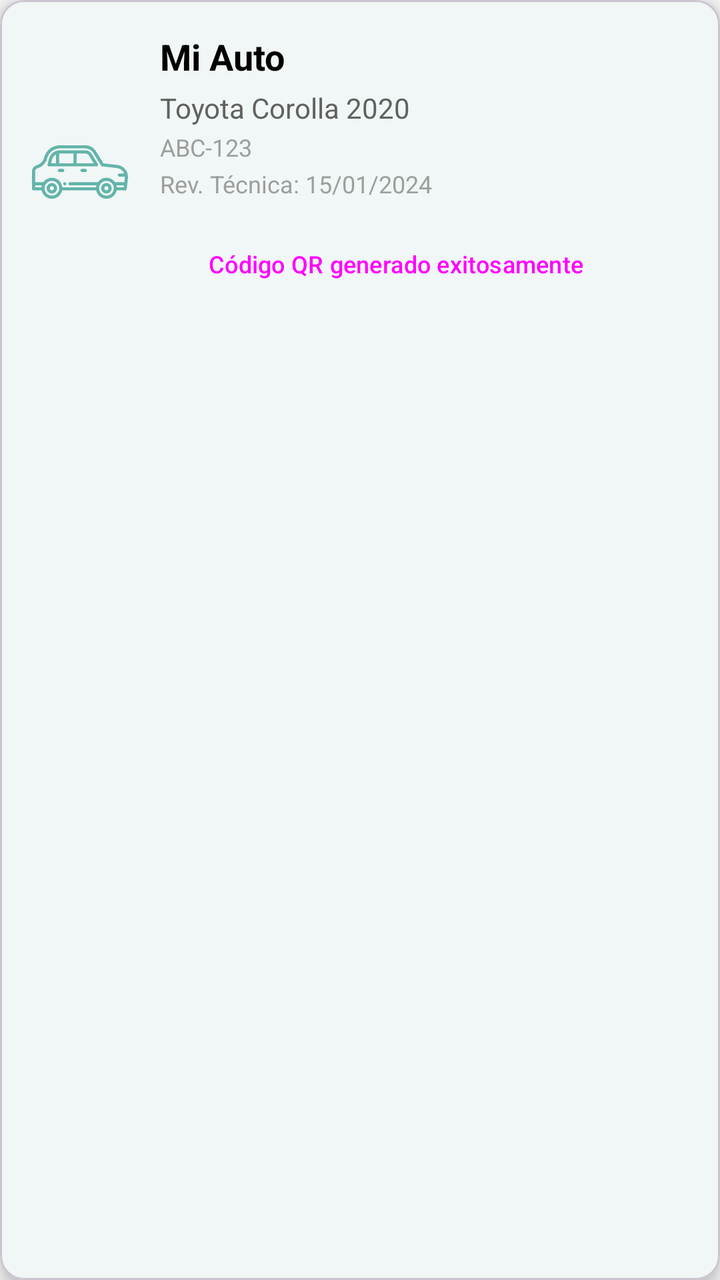
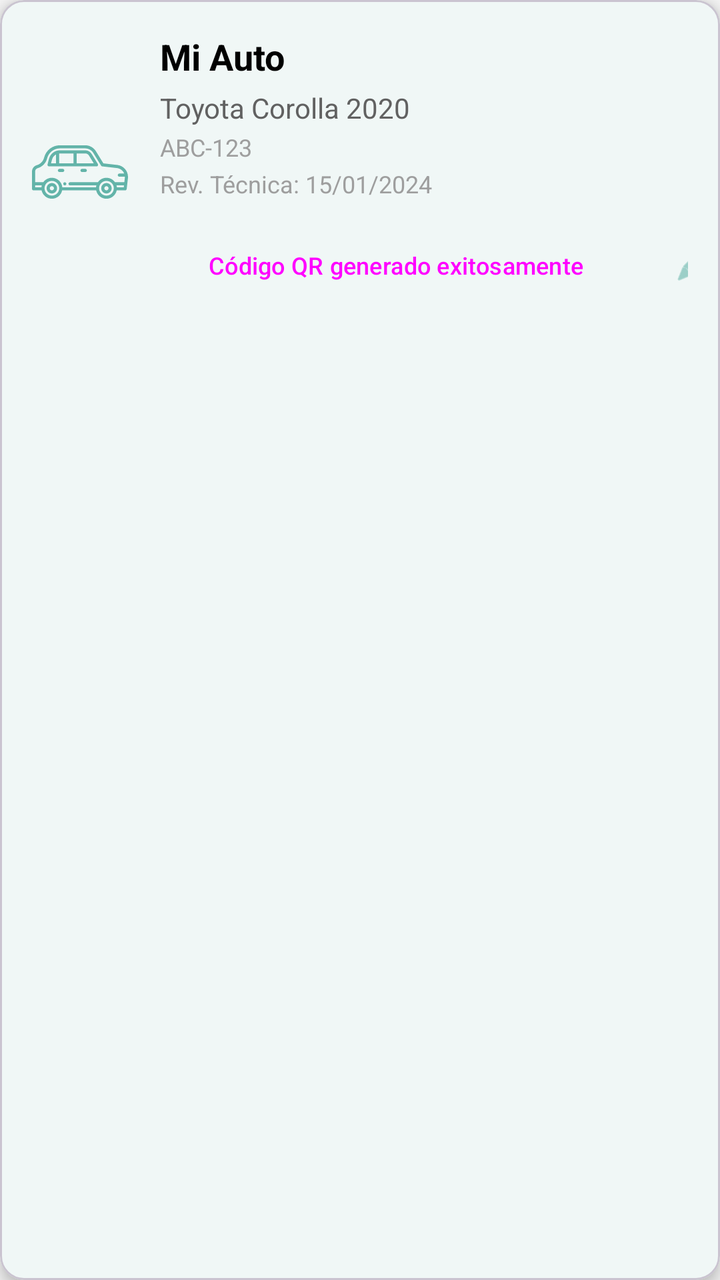

The first picture is an Android layout as it rendered before a commit; the second is the same layout after the commit. The layout source and the unified diff follow.
<!-- AndroidManifest.xml: application theme Theme.LAB6_20210740 -->
<!-- res/layout/item_vehicle.xml -->
<?xml version="1.0" encoding="utf-8"?>
<com.google.android.material.card.MaterialCardView xmlns:android="http://schemas.android.com/apk/res/android"
    xmlns:app="http://schemas.android.com/apk/res-auto"
    android:layout_width="match_parent"
    android:layout_height="wrap_content"
    android:layout_marginBottom="12dp"
    app:cardCornerRadius="12dp"
    app:cardElevation="4dp"
    app:cardBackgroundColor="@color/white">

    <LinearLayout
        android:layout_width="match_parent"
        android:layout_height="wrap_content"
        android:orientation="horizontal"
        android:padding="16dp">

        <ImageView
            android:layout_width="48dp"
            android:layout_height="48dp"
            android:src="@drawable/carro"
            app:tint="@color/primary"
            android:layout_gravity="center_vertical" />

        <LinearLayout
            android:layout_width="0dp"
            android:layout_height="wrap_content"
            android:layout_weight="1"
            android:orientation="vertical"
            android:layout_marginStart="16dp">

            <TextView
                android:id="@+id/tv_vehicle_id"
                android:layout_width="wrap_content"
                android:layout_height="wrap_content"
                android:text="Mi Auto"
                android:textSize="18sp"
                android:textStyle="bold"
                android:textColor="@color/black" />

            <TextView
                android:id="@+id/tv_vehicle_info"
                android:layout_width="wrap_content"
                android:layout_height="wrap_content"
                android:text="Toyota Corolla 2020"
                android:textSize="14sp"
                android:textColor="@color/dark_gray"
                android:layout_marginTop="4dp" />

            <TextView
                android:id="@+id/tv_vehicle_plate"
                android:layout_width="wrap_content"
                android:layout_height="wrap_content"
                android:text="ABC-123"
                android:textSize="12sp"
                android:textColor="@color/gray"
                android:layout_marginTop="2dp" />

            <TextView
                android:id="@+id/tv_technical_review"
                android:layout_width="wrap_content"
                android:layout_height="wrap_content"
                android:text="Rev. Técnica: 15/01/2024"
                android:textSize="12sp"
                android:textColor="@color/gray"
                android:layout_marginTop="2dp" />

            <Button
                android:id="@+id/btn_generate_qr"
                android:layout_width="wrap_content"
                android:layout_height="wrap_content"
                android:text="@string/qr_generado"
                android:textSize="12sp"
                android:backgroundTint="@color/primary"
                android:layout_marginTop="8dp"
                style="@style/Widget.Material3.Button.TonalButton" />

        </LinearLayout>

    </LinearLayout>

</com.google.android.material.card.MaterialCardView>
<!-- resources referenced by this layout -->
<resources>
  <color name="black">#FF000000</color>
  <color name="dark_gray">#616161</color>
  <color name="gray">#9E9E9E</color>
  <color name="primary">#63B4A9</color>
  <color name="white">#FFFFFFFF</color>
  <!-- drawable carro: vector/xml drawable (drawable, 3673 chars, omitted) -->
  <string name="qr_generado">Código QR generado exitosamente</string>
  <style name="Theme.LAB6_20210740" parent="Base.Theme.LAB6_20210740" />
  <style name="Base.Theme.LAB6_20210740" parent="Theme.Material3.DayNight.NoActionBar">
          
          <item name="colorPrimary">@color/primary</item>
          <item name="colorPrimaryVariant">@color/botones</item>
          <item name="colorOnPrimary">@color/white</item>
  
          
          <item name="colorSecondary">@color/primary</item>
          <item name="colorSecondaryVariant">@color/botones</item>
          <item name="colorOnSecondary">@color/white</item>
  
          
          <item name="android:colorBackground">@color/light_gray</item>
          <item name="colorSurface">@color/white</item>
          <item name="colorOnSurface">@color/black</item>
  
          
          <item name="colorError">#B00020</item>
          <item name="colorOnError">@color/white</item>
  
          
          <item name="materialButtonStyle">@style/Widget.App.Button</item>
      </style>
  <color name="botones">#009688</color>
  <color name="light_gray">#F5F5F5</color>
  <style name="Widget.App.Button" parent="Widget.Material3.Button">
          <item name="backgroundTint">@color/primary</item>
          <item name="android:textColor">@color/white</item>
          <item name="cornerRadius">8dp</item>
      </style>
</resources>

<!-- the commit's change to res/layout/item_vehicle.xml (unified diff, before → after) -->
@@ -64,15 +64,44 @@
                 android:textColor="@color/gray"
                 android:layout_marginTop="2dp" />
 
-            <Button
-                android:id="@+id/btn_generate_qr"
+            <LinearLayout
                 android:layout_width="wrap_content"
                 android:layout_height="wrap_content"
-                android:text="@string/qr_generado"
-                android:textSize="12sp"
-                android:backgroundTint="@color/primary"
-                android:layout_marginTop="8dp"
-                style="@style/Widget.Material3.Button.TonalButton" />
+                android:orientation="horizontal"
+                android:layout_marginTop="8dp">
+
+                <Button
+                    android:id="@+id/btn_generate_qr"
+                    android:layout_width="wrap_content"
+                    android:layout_height="wrap_content"
+                    android:text="@string/qr_generado"
+                    android:textSize="12sp"
+                    android:backgroundTint="@color/primary"
+                    style="@style/Widget.Material3.Button.TonalButton" />
+
+                <com.google.android.material.button.MaterialButton
+                    android:id="@+id/btn_edit_vehicle"
+                    style="@style/Widget.Material3.Button.IconButton"
+                    android:layout_width="48dp"
+                    android:layout_height="48dp"
+                    android:layout_marginStart="8dp"
+                    app:icon="@android:drawable/ic_menu_edit"
+                    app:iconTint="@color/primary"
+                    app:iconGravity="textStart"
+                    app:iconPadding="0dp" />
+
+                <com.google.android.material.button.MaterialButton
+                    android:id="@+id/btn_delete_vehicle"
+                    style="@style/Widget.Material3.Button.IconButton"
+                    android:layout_width="48dp"
+                    android:layout_height="48dp"
+                    android:layout_marginStart="4dp"
+                    app:icon="@android:drawable/ic_menu_delete"
+                    app:iconTint="#F44336"
+                    app:iconGravity="textStart"
+                    app:iconPadding="0dp" />
+
+            </LinearLayout>
 
         </LinearLayout>
 
